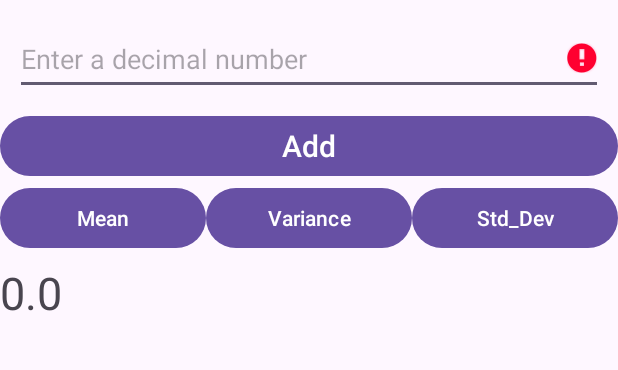
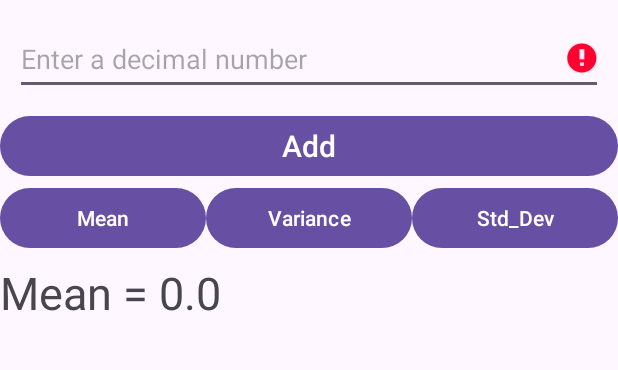
Before and after one commit to Wandile-N/StatisticsApp, an Android app: the screen it shows after launch (MainActivity), after a tap on "Mean", on a phone screen of 412 x 824 dp, the part 71-441 px from its top. Run offline under Robolectric (Android 15) with nearby library versions, the phone set to English and light mode, and no system bars; 1 other tap on this screen came first.

Commit message:
Added an onClick listener on mean and calculated the mean successfully

```diff
--- a/app/src/main/java/com/example/statistics/MainActivity.java
+++ b/app/src/main/java/com/example/statistics/MainActivity.java
@@ -1,5 +1,6 @@
 package com.example.statistics;
 
+import android.annotation.SuppressLint;
 import android.os.Bundle;
 import android.view.View;
 import android.widget.Button;
@@ -26,6 +27,7 @@ public class MainActivity extends AppCompatActivity {
             v.setPadding(systemBars.left, systemBars.top, systemBars.right, systemBars.bottom);
             return insets;
         });
+
         TextView answer = findViewById(R.id.result);
         EditText editText = findViewById(R.id.ediText1);
         ArrayList<Double> numbers = new ArrayList<Double>();
@@ -48,11 +50,18 @@ public class MainActivity extends AppCompatActivity {
 
         Button Mean = findViewById(R.id.mean);
         Mean.setOnClickListener(new View.OnClickListener() {
+            @SuppressLint("SetTextI18n")
             @Override
             public void onClick(View v) {
+                double[] arr = new double[numbers.size()];
+                Calculate cal = new Calculate(arr);
+
                 for (int i=0; i<numbers.size(); i++){
-                    answer.setText(numbers.get(i)+" ");
+                    arr[i] = numbers.get(i);
                 }
+
+                double m = cal.calMean(arr);
+                answer.setText("Mean = "+String.valueOf(m));
             }
         });
 
```
